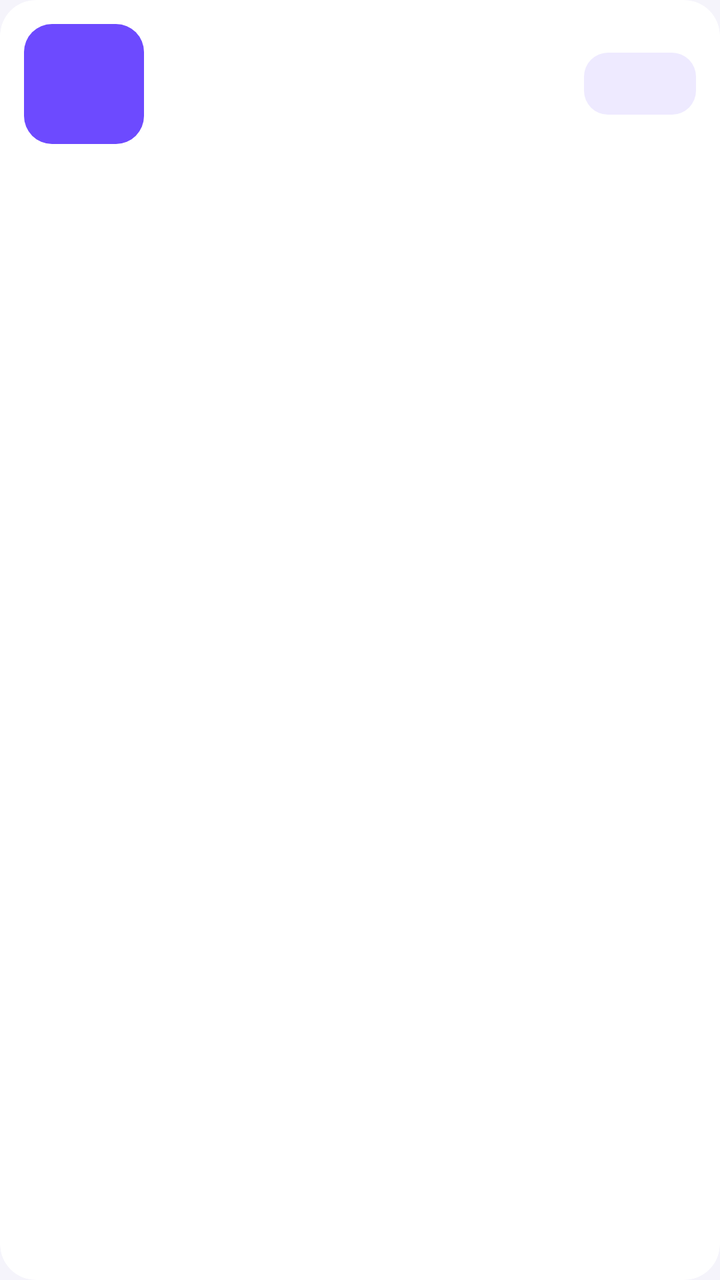
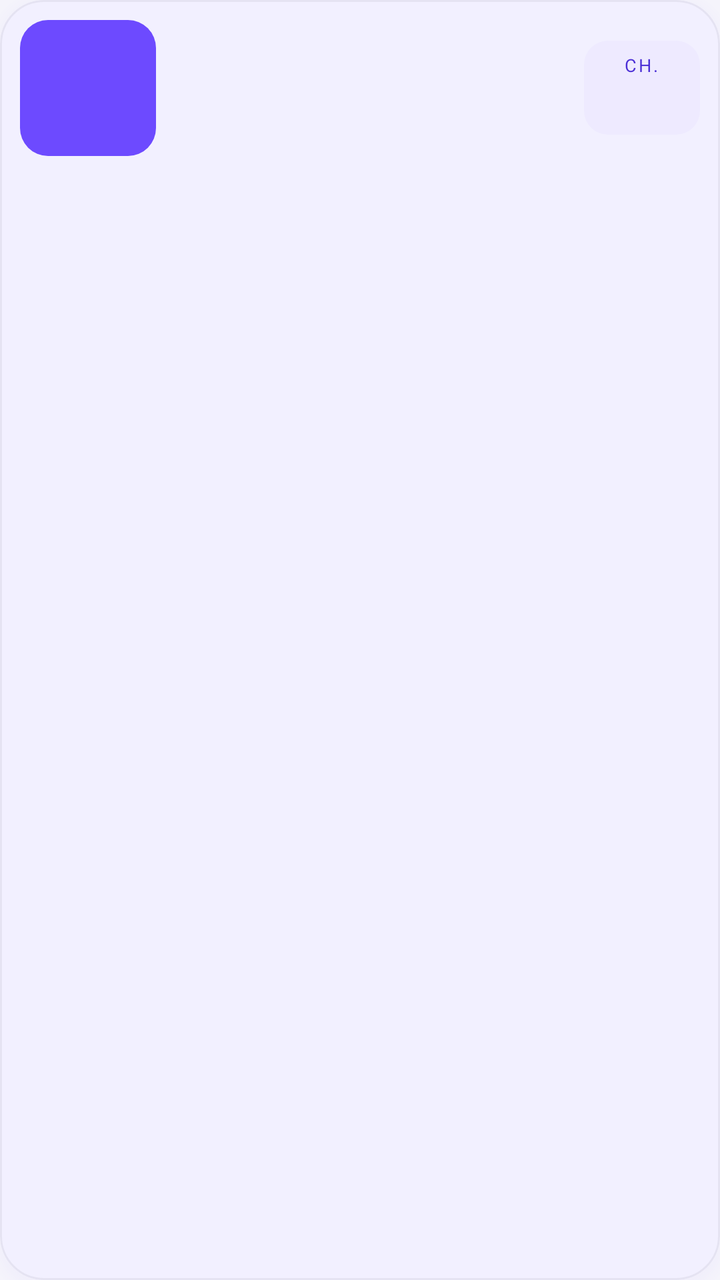

Two renders of the same Android screen: before a commit and after it. Below are the layout's source before the change and the commit's diff.
<!-- AndroidManifest.xml: application theme Theme.WebtoonTracker -->
<!-- res/layout/item_series.xml -->
<?xml version="1.0" encoding="utf-8"?>
<com.google.android.material.card.MaterialCardView xmlns:android="http://schemas.android.com/apk/res/android"
    xmlns:app="http://schemas.android.com/apk/res-auto"
    android:layout_width="match_parent"
    android:layout_height="wrap_content"
    android:layout_marginTop="10dp"
    app:cardBackgroundColor="@color/card_bg"
    app:cardCornerRadius="18dp"
    app:cardElevation="0dp"
    app:strokeWidth="0dp">

    <LinearLayout
        android:layout_width="match_parent"
        android:layout_height="wrap_content"
        android:gravity="center_vertical"
        android:orientation="horizontal"
        android:padding="12dp">

        <FrameLayout
            android:layout_width="60dp"
            android:layout_height="60dp">

            <TextView
                android:id="@+id/avatar"
                android:layout_width="match_parent"
                android:layout_height="match_parent"
                android:background="@drawable/bg_avatar"
                android:gravity="center"
                android:textColor="#FFFFFF"
                android:textSize="22sp"
                android:textStyle="bold" />

            <com.google.android.material.imageview.ShapeableImageView
                android:id="@+id/cover"
                android:layout_width="match_parent"
                android:layout_height="match_parent"
                android:contentDescription="@null"
                android:scaleType="centerCrop"
                android:visibility="gone"
                app:shapeAppearanceOverlay="@style/RoundedCover" />
        </FrameLayout>

        <LinearLayout
            android:layout_width="0dp"
            android:layout_height="wrap_content"
            android:layout_marginStart="14dp"
            android:layout_marginEnd="8dp"
            android:layout_weight="1"
            android:orientation="vertical">

            <TextView
                android:id="@+id/title"
                android:layout_width="match_parent"
                android:layout_height="wrap_content"
                android:ellipsize="end"
                android:maxLines="1"
                android:textColor="@color/text_main"
                android:textSize="16sp"
                android:textStyle="bold" />

            <TextView
                android:id="@+id/subtitle"
                android:layout_width="match_parent"
                android:layout_height="wrap_content"
                android:layout_marginTop="2dp"
                android:ellipsize="end"
                android:maxLines="1"
                android:textColor="@color/text_soft"
                android:textSize="13sp" />
        </LinearLayout>

        <TextView
            android:id="@+id/chapter"
            android:layout_width="wrap_content"
            android:layout_height="wrap_content"
            android:background="@drawable/bg_badge"
            android:minWidth="56dp"
            android:gravity="center"
            android:paddingStart="10dp"
            android:paddingTop="6dp"
            android:paddingEnd="10dp"
            android:paddingBottom="6dp"
            android:textColor="@color/badge_text"
            android:textSize="14sp"
            android:textStyle="bold" />
    </LinearLayout>
</com.google.android.material.card.MaterialCardView>
<!-- resources referenced by this layout -->
<resources>
  <color name="badge_text">#4B2FD6</color>
  <color name="card_bg">#FFFFFF</color>
  <color name="text_main">#17142B</color>
  <color name="text_soft">#6E6A85</color>
  <!-- drawable bg_avatar (drawable) -->
  <?xml version="1.0" encoding="utf-8"?>
  <shape xmlns:android="http://schemas.android.com/apk/res/android" android:shape="rectangle">
      <corners android:radius="14dp" />
      <solid android:color="#6D4AFF" />
  </shape>
  <!-- drawable bg_badge (drawable) -->
  <?xml version="1.0" encoding="utf-8"?>
  <shape xmlns:android="http://schemas.android.com/apk/res/android" android:shape="rectangle">
      <corners android:radius="12dp" />
      <solid android:color="@color/badge_bg" />
  </shape>
  <style name="RoundedCover">
          <item name="cornerFamily">rounded</item>
          <item name="cornerSize">16dp</item>
      </style>
  <style name="Theme.WebtoonTracker" parent="Theme.Material3.DayNight.NoActionBar">
          <item name="colorPrimary">@color/brand</item>
          <item name="colorOnPrimary">#FFFFFF</item>
          <item name="colorSecondary">@color/accent</item>
          <item name="android:colorBackground">@color/screen_bg</item>
          <item name="colorSurface">@color/card_bg</item>
          <item name="android:statusBarColor">@color/screen_bg</item>
          <item name="android:navigationBarColor">@color/screen_bg</item>
      </style>
  <color name="badge_bg">#EEEAFF</color>
  <color name="brand">#6D4AFF</color>
  <color name="accent">#FFB020</color>
  <color name="screen_bg">#F5F4FB</color>
</resources>

<!-- the commit's change to res/layout/item_series.xml (unified diff, before → after) -->
@@ -3,32 +3,36 @@
     xmlns:app="http://schemas.android.com/apk/res-auto"
     android:layout_width="match_parent"
     android:layout_height="wrap_content"
-    android:layout_marginTop="10dp"
+    android:layout_marginTop="6dp"
+    android:layout_marginBottom="6dp"
+    android:outlineAmbientShadowColor="@color/shadow"
+    android:outlineSpotShadowColor="@color/shadow"
     app:cardBackgroundColor="@color/card_bg"
-    app:cardCornerRadius="18dp"
-    app:cardElevation="0dp"
-    app:strokeWidth="0dp">
+    app:cardCornerRadius="22dp"
+    app:cardElevation="3dp"
+    app:strokeColor="@color/hairline"
+    app:strokeWidth="1dp">
 
     <LinearLayout
         android:layout_width="match_parent"
         android:layout_height="wrap_content"
         android:gravity="center_vertical"
         android:orientation="horizontal"
-        android:padding="12dp">
+        android:padding="10dp">
 
         <FrameLayout
-            android:layout_width="60dp"
-            android:layout_height="60dp">
+            android:layout_width="68dp"
+            android:layout_height="68dp">
 
             <TextView
                 android:id="@+id/avatar"
                 android:layout_width="match_parent"
                 android:layout_height="match_parent"
                 android:background="@drawable/bg_avatar"
+                android:fontFamily="sans-serif-black"
                 android:gravity="center"
                 android:textColor="#FFFFFF"
-                android:textSize="22sp"
-                android:textStyle="bold" />
+                android:textSize="24sp" />
 
             <com.google.android.material.imageview.ShapeableImageView
                 android:id="@+id/cover"
@@ -53,35 +57,61 @@
                 android:layout_width="match_parent"
                 android:layout_height="wrap_content"
                 android:ellipsize="end"
+                android:fontFamily="sans-serif-medium"
                 android:maxLines="1"
                 android:textColor="@color/text_main"
-                android:textSize="16sp"
-                android:textStyle="bold" />
+                android:textSize="16sp" />
 
             <TextView
                 android:id="@+id/subtitle"
                 android:layout_width="match_parent"
                 android:layout_height="wrap_content"
-                android:layout_marginTop="2dp"
+                android:layout_marginTop="3dp"
                 android:ellipsize="end"
                 android:maxLines="1"
                 android:textColor="@color/text_soft"
                 android:textSize="13sp" />
+
+            <TextView
+                android:id="@+id/tagLine"
+                android:layout_width="match_parent"
+                android:layout_height="wrap_content"
+                android:layout_marginTop="4dp"
+                android:ellipsize="end"
+                android:fontFamily="sans-serif-medium"
+                android:maxLines="1"
+                android:textColor="@color/brand"
+                android:textSize="12sp"
+                android:visibility="gone" />
         </LinearLayout>
 
-        <TextView
-            android:id="@+id/chapter"
+        <LinearLayout
             android:layout_width="wrap_content"
             android:layout_height="wrap_content"
             android:background="@drawable/bg_badge"
-            android:minWidth="56dp"
             android:gravity="center"
+            android:minWidth="58dp"
+            android:orientation="vertical"
             android:paddingStart="10dp"
             android:paddingTop="6dp"
             android:paddingEnd="10dp"
-            android:paddingBottom="6dp"
-            android:textColor="@color/badge_text"
-            android:textSize="14sp"
-            android:textStyle="bold" />
+            android:paddingBottom="6dp">
+
+            <TextView
+                android:layout_width="wrap_content"
+                android:layout_height="wrap_content"
+                android:letterSpacing="0.1"
+                android:text="CH."
+                android:textColor="@color/badge_text"
+                android:textSize="9sp" />
+
+            <TextView
+                android:id="@+id/chapter"
+                android:layout_width="wrap_content"
+                android:layout_height="wrap_content"
+                android:fontFamily="sans-serif-black"
+                android:textColor="@color/badge_text"
+                android:textSize="17sp" />
+        </LinearLayout>
     </LinearLayout>
 </com.google.android.material.card.MaterialCardView>
<!-- resource entries referenced after the edit -->
@@ -2,6 +2,8 @@
 <resources>
   <color name="badge_text">#4B2FD6</color>
   <color name="card_bg">#FFFFFF</color>
+  <color name="hairline">#0F17142B</color>
+  <color name="shadow">#336D4AFF</color>
   <color name="text_main">#17142B</color>
   <color name="text_soft">#6E6A85</color>
   <!-- drawable bg_avatar (drawable) -->
